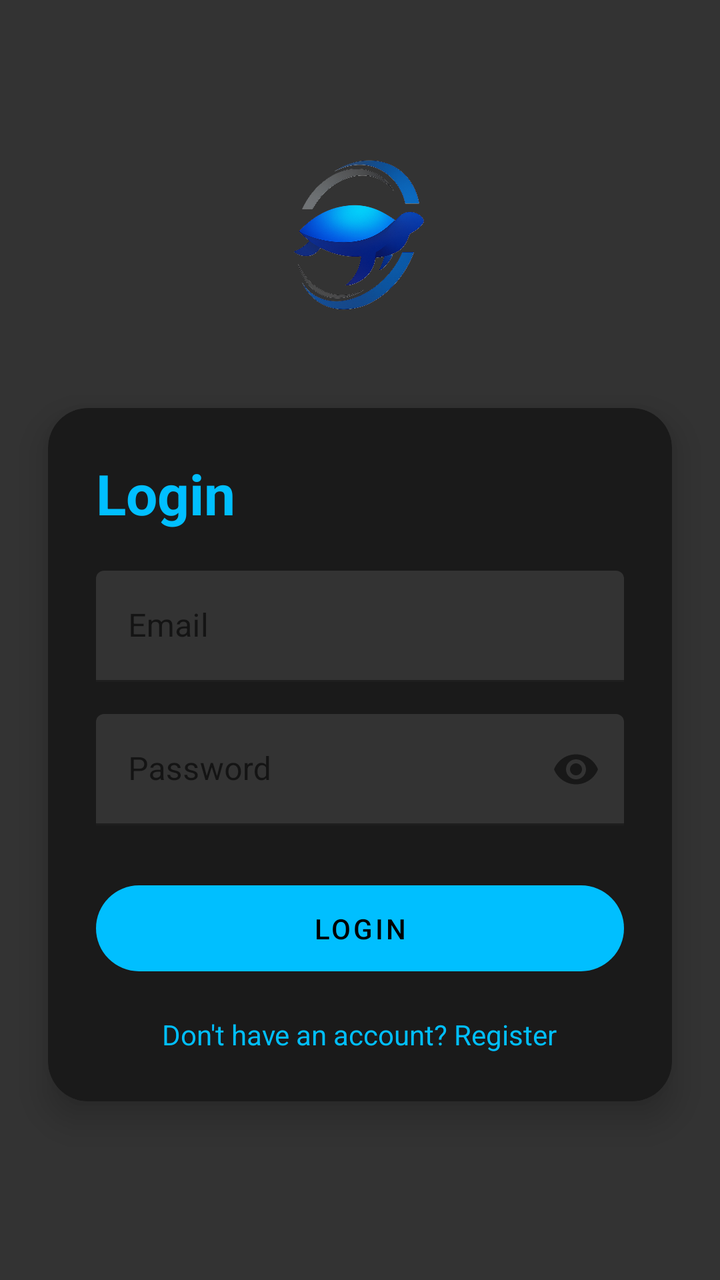
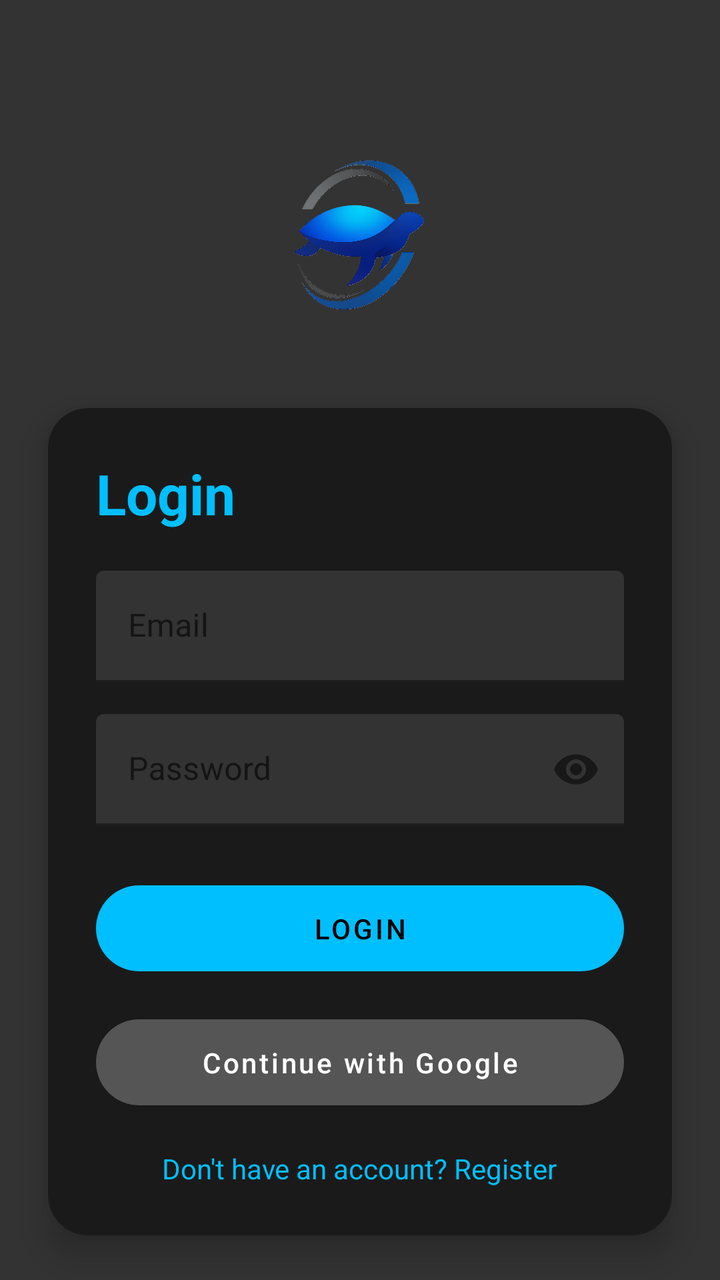

The first picture is an Android layout as it rendered before a commit; the second is the same layout after the commit. The layout source and the unified diff follow.
<!-- AndroidManifest.xml: application theme Theme.NyamatsiApp -->
<!-- res/layout/activity_login.xml -->
<?xml version="1.0" encoding="utf-8"?>
<androidx.constraintlayout.widget.ConstraintLayout
    xmlns:android="http://schemas.android.com/apk/res/android"
    xmlns:app="http://schemas.android.com/apk/res-auto"
    android:layout_width="match_parent"
    android:layout_height="match_parent"
    android:background="#333333">

    
    <ImageView
        android:id="@+id/logoImage"
        android:layout_width="180dp"
        android:layout_height="120dp"
        android:scaleType="fitCenter"
        android:src="@drawable/nh_logo"
        app:layout_constraintTop_toTopOf="parent"
        app:layout_constraintStart_toStartOf="parent"
        app:layout_constraintEnd_toEndOf="parent"
        android:layout_marginTop="60dp"
        android:layout_marginBottom="40dp"/>

    
    <com.google.android.material.card.MaterialCardView
        android:layout_width="match_parent"
        android:layout_height="wrap_content"
        android:layout_margin="24dp"
        app:cardBackgroundColor="#1A1A1A"
        app:cardCornerRadius="20dp"
        app:cardElevation="10dp"
        app:layout_constraintTop_toBottomOf="@id/logoImage">

        <LinearLayout
            android:layout_width="match_parent"
            android:layout_height="wrap_content"
            android:orientation="vertical"
            android:padding="24dp">

            
            <TextView
                android:layout_width="wrap_content"
                android:layout_height="wrap_content"
                android:text="Login"
                android:textColor="#00BFFF"
                android:textSize="28sp"
                android:textStyle="bold"
                android:layout_marginBottom="20dp"/>

            
            <com.google.android.material.textfield.TextInputLayout
                android:layout_width="match_parent"
                android:layout_height="wrap_content"
                android:layout_marginBottom="16dp"
                app:boxBackgroundColor="#333333"
                app:boxStrokeColor="#00BFFF"
                android:hint="Email">

                <com.google.android.material.textfield.TextInputEditText
                    android:id="@+id/etEmail"
                    android:layout_width="match_parent"
                    android:layout_height="wrap_content"
                    android:textColor="#FFFFFF"
                    android:inputType="textEmailAddress"/>
            </com.google.android.material.textfield.TextInputLayout>

            
            <com.google.android.material.textfield.TextInputLayout
                android:layout_width="match_parent"
                android:layout_height="wrap_content"
                android:layout_marginBottom="24dp"
                app:boxBackgroundColor="#333333"
                app:boxStrokeColor="#00BFFF"
                app:passwordToggleEnabled="true"
                android:hint="Password">

                <com.google.android.material.textfield.TextInputEditText
                    android:id="@+id/etPassword"
                    android:layout_width="match_parent"
                    android:layout_height="wrap_content"
                    android:textColor="#FFFFFF"
                    android:inputType="textPassword"/>
            </com.google.android.material.textfield.TextInputLayout>

            
            <com.google.android.material.button.MaterialButton
                android:id="@+id/btnLogin"
                android:layout_width="match_parent"
                android:layout_height="55dp"
                android:text="Login"
                android:textColor="#000000"
                app:backgroundTint="#00BFFF"
                app:cornerRadius="25dp"/>

            
            <TextView
                android:id="@+id/tvGoToRegister"
                android:layout_width="wrap_content"
                android:layout_height="wrap_content"
                android:text="Don't have an account? Register"
                android:textColor="#00BFFF"
                android:layout_gravity="center_horizontal"
                android:layout_marginTop="16dp"/>
        </LinearLayout>
    </com.google.android.material.card.MaterialCardView>
</androidx.constraintlayout.widget.ConstraintLayout>
<!-- resources referenced by this layout -->
<resources>
  <!-- drawable nh_logo: png bitmap (drawable, 278523 bytes) -->
  <style name="Theme.NyamatsiApp" parent="Theme.MaterialComponents.DayNight.NoActionBar">
  
          
          <item name="colorPrimary">@color/primary_cyan</item>
          <item name="colorPrimaryVariant">@color/dark_grey</item>
          <item name="colorOnPrimary">@color/black</item>
  
          
          <item name="colorSecondary">@color/primary_cyan</item>
          <item name="colorSecondaryVariant">@color/dark_grey</item>
          <item name="colorOnSecondary">@color/black</item>
  
          
          <item name="android:statusBarColor" tools:targetApi="l">@color/dark_grey</item>
      </style>
  <color name="primary_cyan">#00BFFF</color>
  <color name="dark_grey">#333333</color>
  <color name="black">#FF000000</color>
</resources>

<!-- the commit's change to res/layout/activity_login.xml (unified diff, before → after) -->
@@ -90,6 +90,20 @@
                 app:backgroundTint="#00BFFF"
                 app:cornerRadius="25dp"/>
 
+
+            
+            <com.google.android.material.button.MaterialButton
+                android:id="@+id/btnGoogleLogin"
+                android:layout_width="match_parent"
+                android:layout_height="55dp"
+                android:layout_marginTop="12dp"
+                android:text="Continue with Google"
+                android:textAllCaps="false"
+                android:textColor="#FFFFFF"
+                app:backgroundTint="#555555"
+                app:cornerRadius="25dp" />
+
+
             
             <TextView
                 android:id="@+id/tvGoToRegister"
